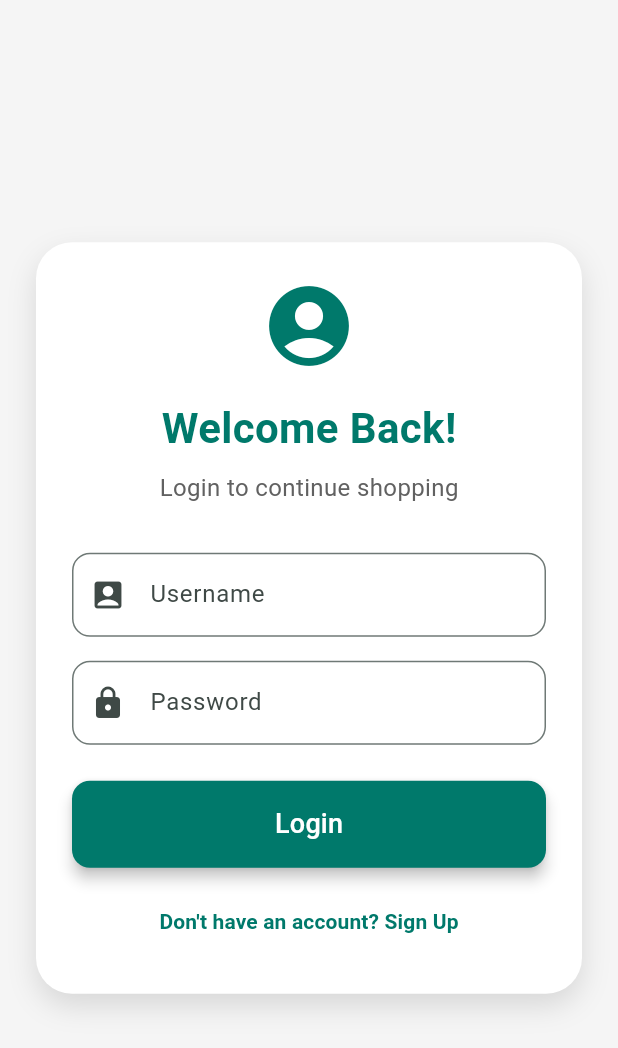
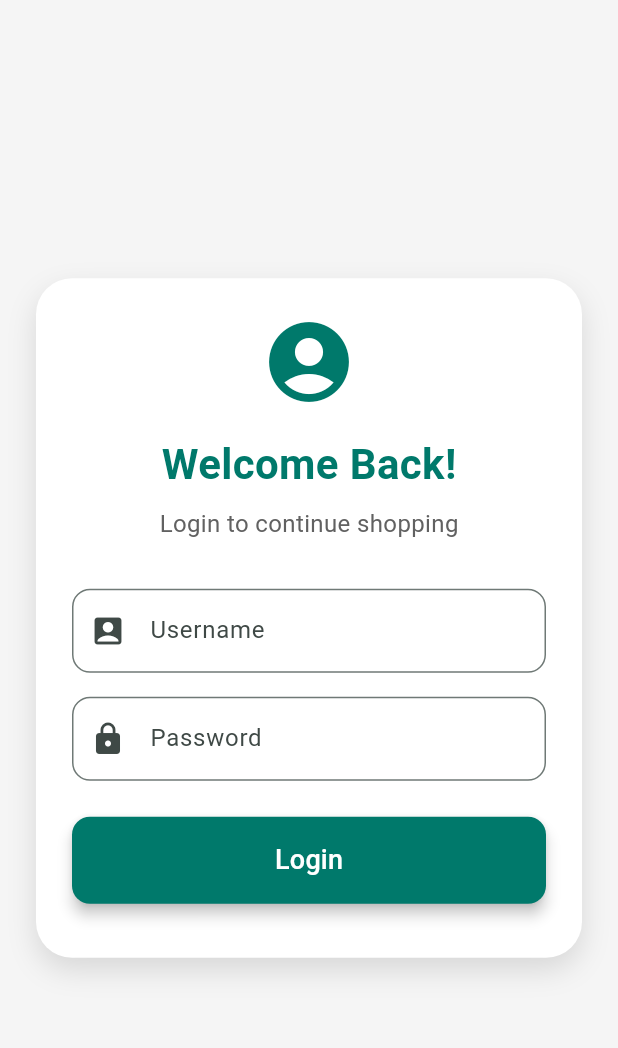
Before and after one commit to pradpdps/payments, a Flutter app: the screen it shows after launch, on a phone screen of 412 x 824 dp. Shown: the top 1048 px of the screen. Run offline on Flutter 3.47's test engine with Material 3 defaults, Android fonts, the phone set to English and light mode, and no system bars.

Commit message:
latest mvvm

```diff
--- a/lib/model/login_model.dart
+++ b/lib/model/login_model.dart
@@ -11,7 +11,7 @@ class LoginViewModel extends ChangeNotifier {
 
   Future<String?> login(String username, String password) async {
     isLoading = true;
-    error = null; // start clean
+    error = null;
     notifyListeners();
 
     try {
@@ -21,7 +21,6 @@ class LoginViewModel extends ChangeNotifier {
       debugPrint("$username, login response: ${loginResponse.data}");
 
       if (loginResponse.success == true && loginResponse.data != null) {
-        // decode if it's a JSON string, otherwise try to read as Map
         try {
           final Map<String, dynamic> decoded = loginResponse.data is String
               ? json.decode(loginResponse.data.toString())
@@ -40,11 +39,10 @@ class LoginViewModel extends ChangeNotifier {
           return null;
         }
 
-        // success: clear any previous error and return token
         error = null;
         return token;
       } else {
-        error = loginResponse.message ?? 'Login failed';
+        error = 'Login failed! Please try again.';
         return null;
       }
     } catch (e) {
--- a/lib/ui/login.dart
+++ b/lib/ui/login.dart
@@ -200,23 +200,23 @@ class _LoginPageState extends State<LoginPage> {
                           ),
                         ),
                         const SizedBox(height: 12),
-                        TextButton(
-                          onPressed: () {
-                            setState(() {
-                              isLogin = !isLogin;
-                              vm.clearError();
-                            });
-                          },
-                          child: Text(
-                            isLogin
-                                ? "Don't have an account? Sign Up"
-                                : "Already have an account? Login",
-                            style: TextStyle(
-                              color: primaryColor,
-                              fontWeight: FontWeight.w600,
-                            ),
-                          ),
-                        ),
+                        // TextButton(
+                        //   onPressed: () {
+                        //     setState(() {
+                        //       isLogin = !isLogin;
+                        //       vm.clearError();
+                        //     });
+                        //   },
+                        //   child: Text(
+                        //     isLogin
+                        //         ? "Don't have an account? Sign Up"
+                        //         : "Already have an account? Login",
+                        //     style: TextStyle(
+                        //       color: primaryColor,
+                        //       fontWeight: FontWeight.w600,
+                        //     ),
+                        //   ),
+                        // ),
                       ],
                     ),
                   ),
```
